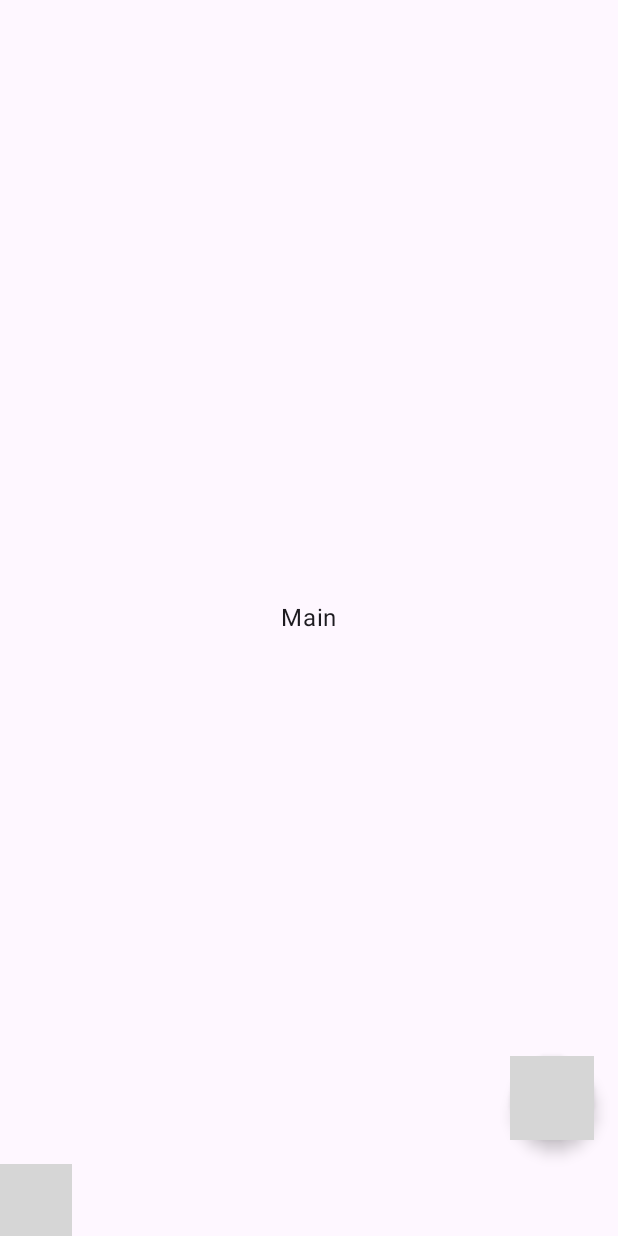
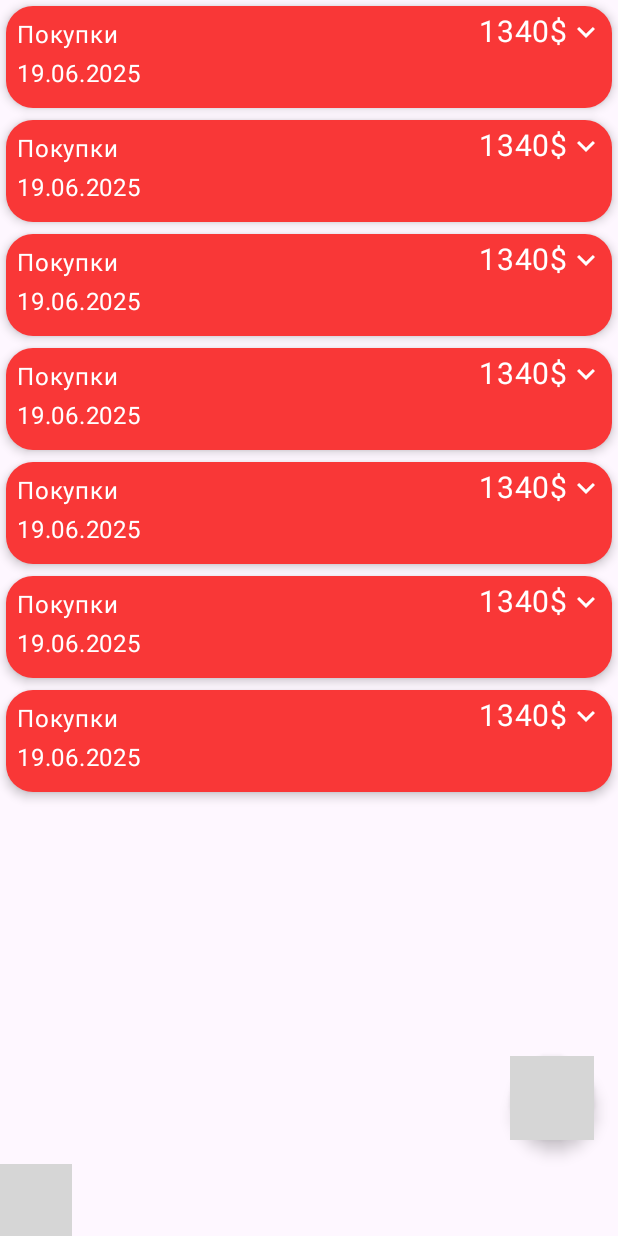
Before and after one commit to Mesherekov/CashFlow, an Android app built with Jetpack Compose: the screen it shows after launch (MainActivity), on a phone screen of 412 x 824 dp. Run offline under Robolectric (Android 15) with nearby library versions, the phone set to English and light mode, and no system bars; our stand-ins replace Compose Multiplatform resources; 2 statements that could not run were skipped; grey boxes are pictures that could not be loaded.

Commit message:
Animation slide screen

```diff
--- a/composeApp/src/commonMain/kotlin/org/example/cashflow/App.kt
+++ b/composeApp/src/commonMain/kotlin/org/example/cashflow/App.kt
@@ -1,6 +1,10 @@
 package org.example.cashflow
 
-import androidx.compose.foundation.layout.fillMaxSize
+import androidx.compose.animation.AnimatedVisibility
+import androidx.compose.animation.scaleIn
+import androidx.compose.animation.scaleOut
+import androidx.compose.foundation.layout.fillMaxWidth
+import androidx.compose.foundation.layout.padding
 import androidx.compose.foundation.shape.CircleShape
 import androidx.compose.material3.FloatingActionButton
 import androidx.compose.material3.Icon
@@ -21,7 +25,6 @@ import com.arkivanov.decompose.extensions.compose.stack.Children
 import com.arkivanov.decompose.extensions.compose.stack.animation.slide
 import com.arkivanov.decompose.extensions.compose.stack.animation.stackAnimation
 import com.arkivanov.decompose.extensions.compose.subscribeAsState
-import com.arkivanov.decompose.value.getValue
 import org.example.cashflow.navigation.BottomNavBar
 import org.example.cashflow.navigation.BottomNavItem
 import org.example.cashflow.navigation.RootComponent
@@ -56,17 +59,26 @@ fun App(rootComponent: RootComponent) {
                 )
             },
             floatingActionButton = {
-                FloatingActionButton(onClick = {},
-                    shape = CircleShape,
-                    containerColor = Color(0xFFF93737),
-                ){
-                    Icon(imageVector = vectorResource(Res.drawable.addi),
-                        contentDescription = "add",
-                        tint = Color(0xFFFFFFFFF),
-                        modifier = Modifier.scale(1.4f))
+                AnimatedVisibility(
+                    visible = childStack.active.configuration == RootComponent.Config.HomeScreen,
+                    enter = scaleIn(),
+                    exit = scaleOut(),
+                ) {
+                    FloatingActionButton(
+                        onClick = {},
+                        shape = CircleShape,
+                        containerColor = Color(0xFFF93737),
+                    ) {
+                        Icon(
+                            imageVector = vectorResource(Res.drawable.addi),
+                            contentDescription = "add",
+                            tint = Color(0xFFFFFFFFF),
+                            modifier = Modifier.scale(1.4f)
+                        )
+                    }
                 }
             }
-        ) {
+        ) { innerPadding ->
             Children(
                 stack = childStack,
                 animation = stackAnimation (slide())
@@ -74,7 +86,12 @@ fun App(rootComponent: RootComponent) {
                     child ->
                 when(val instance = child.instance){
                     is RootComponent.Child.AccountScreen -> AccountScreen(instance.component)
-                    is RootComponent.Child.HomeScreen -> HomeScreen(instance.component)
+                    is RootComponent.Child.HomeScreen -> {
+                        HomeScreen(instance.component,
+                        modifier = Modifier
+                            .fillMaxWidth()
+                            .padding(innerPadding))
+                    }
                 }
             }
 
--- a/composeApp/src/commonMain/kotlin/org/example/cashflow/navigation/Navigation.kt
+++ b/composeApp/src/commonMain/kotlin/org/example/cashflow/navigation/Navigation.kt
@@ -1,7 +1,6 @@
 package org.example.cashflow.navigation
 
 import androidx.compose.foundation.layout.Column
-import androidx.compose.foundation.layout.fillMaxSize
 import androidx.compose.material3.Icon
 import androidx.compose.material3.NavigationBar
 import androidx.compose.material3.NavigationBarItem
@@ -20,9 +19,6 @@ import androidx.compose.ui.graphics.vector.ImageVector
 import androidx.compose.ui.text.style.TextAlign
 import androidx.compose.ui.unit.dp
 import androidx.compose.ui.unit.sp
-import com.arkivanov.decompose.extensions.compose.stack.Children
-import com.arkivanov.decompose.extensions.compose.stack.animation.slide
-import com.arkivanov.decompose.extensions.compose.stack.animation.stackAnimation
 import com.arkivanov.decompose.router.stack.active
 
 data class BottomNavItem(
--- a/composeApp/src/commonMain/kotlin/org/example/cashflow/navigation/RootComponent.kt
+++ b/composeApp/src/commonMain/kotlin/org/example/cashflow/navigation/RootComponent.kt
@@ -3,10 +3,8 @@ package org.example.cashflow.navigation
 import com.arkivanov.decompose.ComponentContext
 import com.arkivanov.decompose.router.stack.StackNavigation
 import com.arkivanov.decompose.router.stack.childStack
-import com.arkivanov.decompose.router.stack.pushNew
 import com.arkivanov.decompose.router.stack.replaceCurrent
 import kotlinx.serialization.Serializable
-import org.example.cashflow.ui.HomeScreen
 
 class RootComponent(
     componentContext: ComponentContext
--- a/composeApp/src/commonMain/kotlin/org/example/cashflow/ui/HomeScreenFunc.kt
+++ b/composeApp/src/commonMain/kotlin/org/example/cashflow/ui/HomeScreenFunc.kt
@@ -1,18 +1,76 @@
 package org.example.cashflow.ui
 
 import androidx.compose.foundation.layout.Box
+import androidx.compose.foundation.layout.Column
+import androidx.compose.foundation.layout.Row
 import androidx.compose.foundation.layout.fillMaxSize
+import androidx.compose.foundation.layout.fillMaxWidth
+import androidx.compose.foundation.layout.padding
+import androidx.compose.foundation.layout.size
+import androidx.compose.foundation.shape.RoundedCornerShape
+import androidx.compose.material.icons.Icons
+import androidx.compose.material.icons.filled.KeyboardArrowDown
+import androidx.compose.material3.Card
+import androidx.compose.material3.CardDefaults
+import androidx.compose.material3.Icon
+import androidx.compose.material3.IconButton
 import androidx.compose.material3.Text
 import androidx.compose.runtime.Composable
 import androidx.compose.ui.Alignment
 import androidx.compose.ui.Modifier
+import androidx.compose.ui.graphics.Color
+import androidx.compose.ui.unit.dp
+import androidx.compose.ui.unit.sp
 import org.example.cashflow.navigation.HomeScreenComponent
-import org.example.cashflow.navigation.RootComponent
+
 
 @Composable
-fun HomeScreen(component: HomeScreenComponent){
-    Box(modifier = Modifier.fillMaxSize(),
-        contentAlignment = Alignment.Center){
-        Text("Main")
+fun HomeScreen(component: HomeScreenComponent,
+               modifier: Modifier = Modifier.fillMaxWidth()
+){
+    Box(modifier = modifier){
+        Column {
+            repeat(7){
+                WasteItem()
+            }
+        }
     }
 }
+
+@Composable
+fun WasteItem(){
+    Card(
+        modifier = Modifier
+            .fillMaxWidth()
+            .padding(4.dp),
+        elevation = CardDefaults.cardElevation(4.dp),
+        colors = CardDefaults.cardColors(
+            containerColor = Color(0xFFF93737),
+            contentColor = Color.White
+        ),
+        shape = RoundedCornerShape(18.dp)
+    ) {
+        Row(modifier = Modifier
+            .fillMaxWidth()
+            .padding(5.dp)) {
+            Column(modifier = Modifier.padding(2.dp)) {
+                Text("Покупки",
+                    Modifier.padding(bottom = 2.dp))
+                Text("19.06.2025",
+                    Modifier.padding(bottom = 3.dp))
+            }
+            Box(Modifier.weight(1f),
+                contentAlignment = Alignment.CenterEnd){
+                Row {
+                    Text("1340$",
+                        fontSize = 20.sp)
+                    IconButton(onClick = {},
+                        modifier = Modifier.size(24.dp)){
+                        Icon(imageVector = Icons.Default.KeyboardArrowDown,
+                            contentDescription = "more_info")
+                    }
+                }
+            }
+        }
+    }
+}
```
